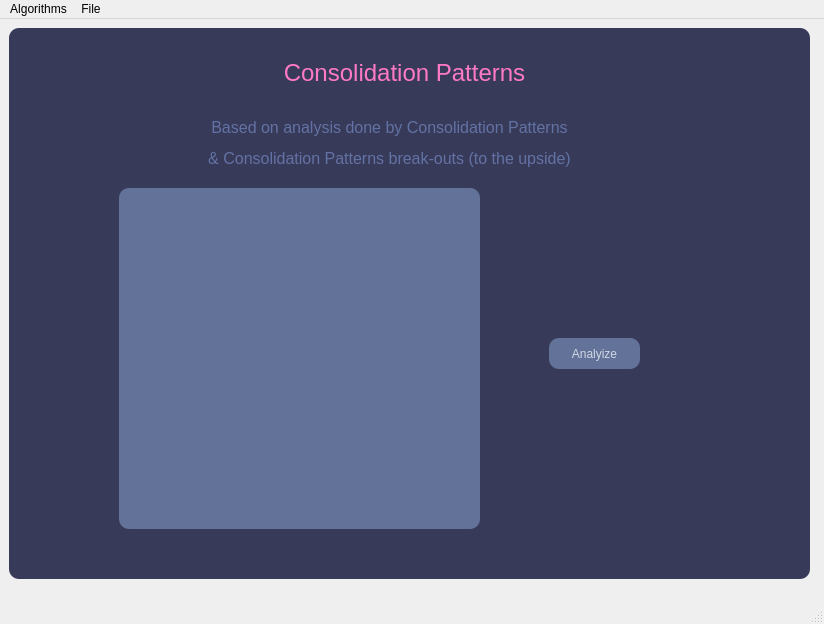
Before: the Qt Designer form code/ui_elements/main.ui in EranYonai/Stock-Finder, drawn with Qt 5.
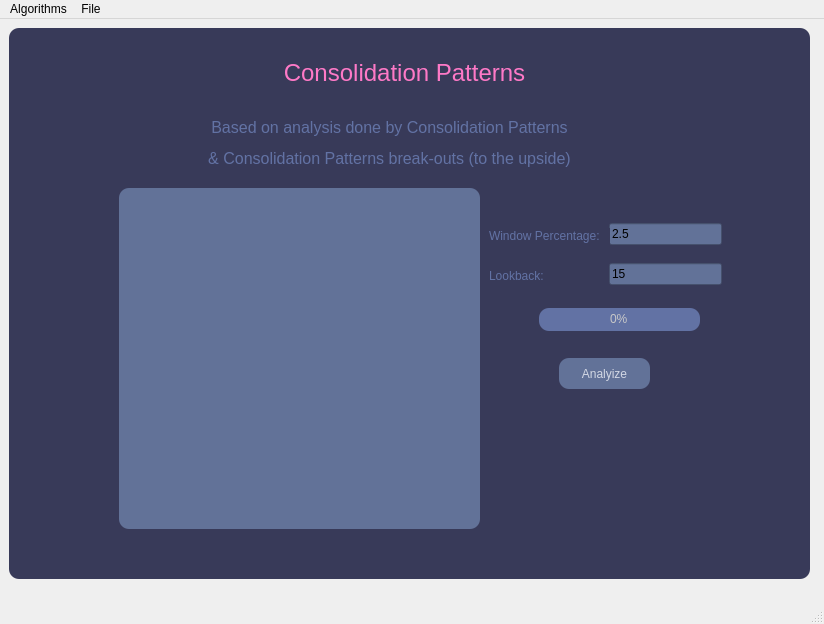
After: the same form once the commit is applied.

Commit message:
Added GUI elements and functions
DOCUMENT!
- consolidation_scan: scans for tickers from ini file and checks consolidation status.
--> Need to think of a faster solution: download the data on initialization? (for not sensitive data?)

Diff of the .ui file:
```diff
--- a/code/ui_elements/main.ui
+++ b/code/ui_elements/main.ui
@@ -349,8 +349,8 @@
         <widget class="QPushButton" name="analyze_button_2">
          <property name="geometry">
           <rect>
-           <x>540</x>
-           <y>310</y>
+           <x>550</x>
+           <y>330</y>
            <width>91</width>
            <height>31</height>
           </rect>
@@ -384,6 +384,97 @@
 &lt;p style=&quot;-qt-paragraph-type:empty; margin-top:0px; margin-bottom:0px; margin-left:0px; margin-right:0px; -qt-block-indent:0; text-indent:0px;&quot;&gt;&lt;br /&gt;&lt;/p&gt;&lt;/body&gt;&lt;/html&gt;</string>
          </property>
         </widget>
+        <widget class="QLineEdit" name="percentage_text">
+         <property name="geometry">
+          <rect>
+           <x>600</x>
+           <y>195</y>
+           <width>113</width>
+           <height>22</height>
+          </rect>
+         </property>
+         <property name="styleSheet">
+          <string notr="true">background-color: rgb(98, 114, 152);</string>
+         </property>
+         <property name="text">
+          <string>2.5</string>
+         </property>
+        </widget>
+        <widget class="QLabel" name="label">
+         <property name="geometry">
+          <rect>
+           <x>480</x>
+           <y>200</y>
+           <width>121</width>
+           <height>16</height>
+          </rect>
+         </property>
+         <property name="styleSheet">
+          <string notr="true">color: rgb(98, 114, 164);</string>
+         </property>
+         <property name="text">
+          <string>Window Percentage:</string>
+         </property>
+        </widget>
+        <widget class="QLabel" name="label_2">
+         <property name="geometry">
+          <rect>
+           <x>480</x>
+           <y>240</y>
+           <width>91</width>
+           <height>16</height>
+          </rect>
+         </property>
+         <property name="styleSheet">
+          <string notr="true">color: rgb(98, 114, 164);</string>
+         </property>
+         <property name="text">
+          <string>Lookback:</string>
+         </property>
+        </widget>
+        <widget class="QLineEdit" name="lookback_text">
+         <property name="geometry">
+          <rect>
+           <x>600</x>
+           <y>235</y>
+           <width>113</width>
+           <height>22</height>
+          </rect>
+         </property>
+         <property name="styleSheet">
+          <string notr="true">background-color: rgb(98, 114, 152);</string>
+         </property>
+         <property name="text">
+          <string>15</string>
+         </property>
+        </widget>
+        <widget class="QProgressBar" name="consolidation_bar">
+         <property name="geometry">
+          <rect>
+           <x>530</x>
+           <y>280</y>
+           <width>161</width>
+           <height>23</height>
+          </rect>
+         </property>
+         <property name="styleSheet">
+          <string notr="true">QProgressBar {
+	
+	background-color: rgb(98, 114, 164);
+	color: rgb(200, 200, 200);
+	border-style: none;
+	border-radius: 10px;
+	text-align: center;
+}
+QProgressBar::chunk{
+	border-radius: 10px;
+	background-color: qlineargradient(spread:pad, x1:0, y1:0.511364, x2:1, y2:0.523, stop:0 rgba(254, 121, 199, 255), stop:1 rgba(170, 85, 255, 255));
+}</string>
+         </property>
+         <property name="value">
+          <number>0</number>
+         </property>
+        </widget>
        </widget>
       </widget>
      </widget>
```
The commit also changes 1 other file.
